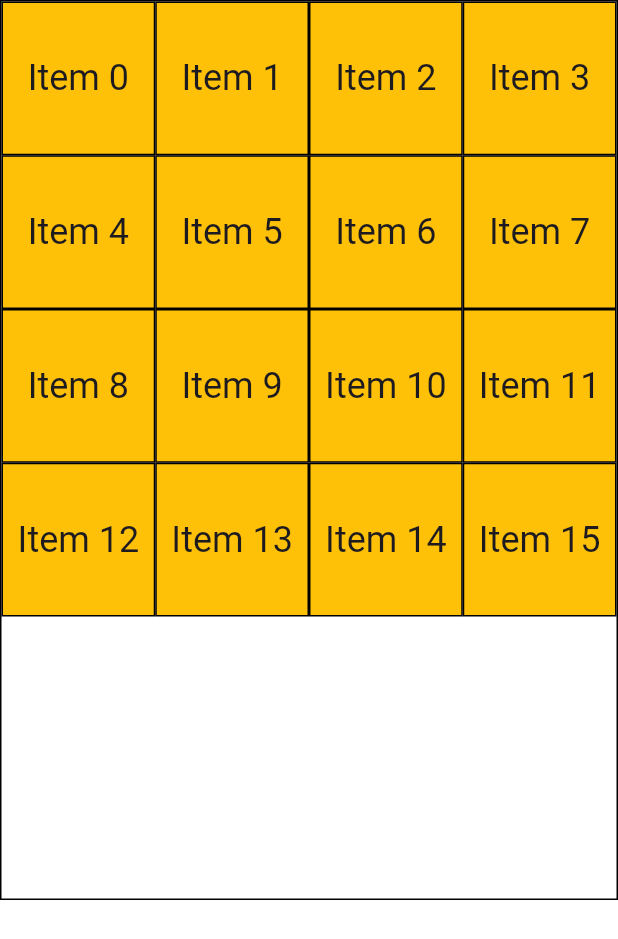
After one commit to SandroMaglione/flutter_state_management_all_in_one, a Flutter app: the screen it shows after launch, on a phone screen of 412 x 824 dp. The commit adds this screen. Shown: the top 939 px of the screen. Run offline on Flutter 3.47's test engine with Material 3 defaults, Android fonts, the phone set to English and light mode, and no system bars.

Commit message:
grid cell pan index

```diff
--- /dev/null
+++ b/lib/constants.dart
@@ -0,0 +1,4 @@
+abstract class Constants {
+  static const gridSize = 4;
+  static const double gridDimension = 600;
+}
--- /dev/null
+++ b/lib/grid.dart
@@ -0,0 +1,42 @@
+import 'package:flutter/material.dart';
+import 'package:flutter_state_management_all_in_one/constants.dart';
+
+class Grid extends StatefulWidget {
+  const Grid({
+    super.key,
+  });
+
+  @override
+  State<Grid> createState() => _GridState();
+}
+
+class _GridState extends State<Grid> {
+  @override
+  Widget build(BuildContext context) {
+    return GestureDetector(
+      onPanUpdate: (details) {
+        final pos = details.localPosition;
+        final index = (pos / (Constants.gridDimension / Constants.gridSize));
+        print('Pan: $pos | ${index.dx.floor()},${index.dy.floor()}');
+      },
+      child: GridView.count(
+        crossAxisCount: Constants.gridSize,
+        children: List.generate(
+          Constants.gridSize * Constants.gridSize,
+          (index) => Container(
+            decoration: BoxDecoration(
+              color: Colors.amber,
+              border: Border.all(color: Colors.black),
+            ),
+            child: Center(
+              child: Text(
+                'Item $index',
+                style: Theme.of(context).textTheme.headlineSmall,
+              ),
+            ),
+          ),
+        ),
+      ),
+    );
+  }
+}
--- a/lib/main.dart
+++ b/lib/main.dart
@@ -1,6 +1,6 @@
 import 'package:flutter/material.dart';
-
-const gridSize = 4;
+import 'package:flutter_state_management_all_in_one/constants.dart';
+import 'package:flutter_state_management_all_in_one/grid.dart';
 
 void main() {
   runApp(const MyApp());
@@ -20,29 +20,12 @@ class MyApp extends StatelessWidget {
       home: Column(
         children: [
           Container(
-            height: 600,
-            width: 600,
+            height: Constants.gridDimension,
+            width: Constants.gridDimension,
             decoration: BoxDecoration(
               border: Border.all(color: Colors.black),
             ),
-            child: GridView.count(
-              crossAxisCount: gridSize,
-              children: List.generate(
-                gridSize * gridSize,
-                (index) => Container(
-                  decoration: BoxDecoration(
-                    color: Colors.amber,
-                    border: Border.all(color: Colors.black),
-                  ),
-                  child: Center(
-                    child: Text(
-                      'Item $index',
-                      style: Theme.of(context).textTheme.headlineSmall,
-                    ),
-                  ),
-                ),
-              ),
-            ),
+            child: const Grid(),
           ),
         ],
       ),
```
